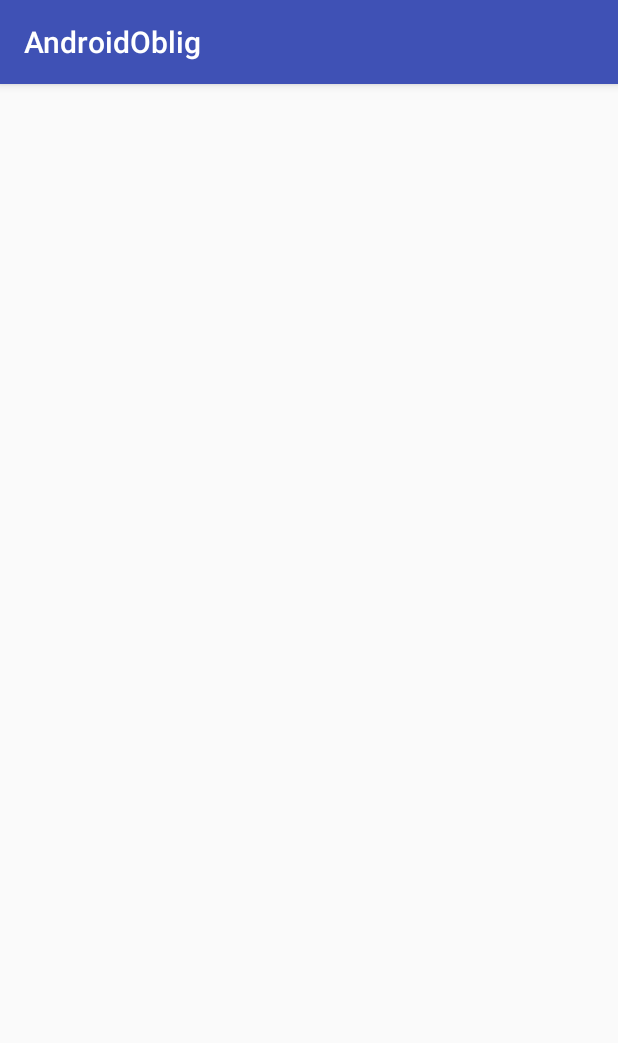
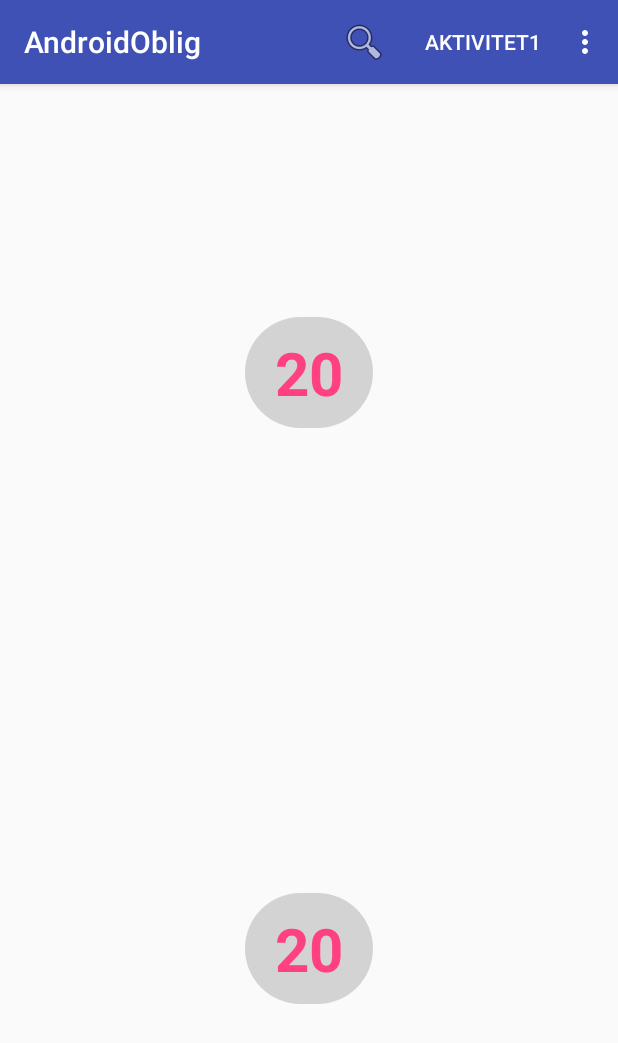
Before and after one commit to hrkristian/AndroidOblig, an Android app: the screen it shows after launch (MainActivity), on a phone screen of 412 x 824 dp. Shown: the top 1043 px of the screen. Run offline under Robolectric (Android 15) with nearby library versions, the phone set to English and light mode, and no system bars.

Commit message:
Forsøk på organisering av prosjektet, med eksempler

```diff
--- a/app/src/main/java/xyz/robertsen/androidoblig/MainActivity.java
+++ b/app/src/main/java/xyz/robertsen/androidoblig/MainActivity.java
@@ -2,12 +2,57 @@ package xyz.robertsen.androidoblig;
 
 import android.support.v7.app.AppCompatActivity;
 import android.os.Bundle;
+import android.view.Menu;
+import android.view.MenuItem;
 
+/**
+ * Hovedklassen til AndroidOblig
+ * ----------------- Dev info, fjernes før levering
+ * Opprettet 22. Feb - Kristian
+ * Endret ...
+ * -----------------
+ */
 public class MainActivity extends AppCompatActivity {
 
     @Override
     protected void onCreate(Bundle savedInstanceState) {
         super.onCreate(savedInstanceState);
         setContentView(R.layout.activity_main);
+
+
+    }
+
+    /**
+     * Overstyrer metoden ansvarlig for aktivitetens ActionBar
+     *
+     * ----------------- Dev info, fjernes før levering
+     * Begynt 22. Feb - Kristian
+     * Endret ...
+     * Endret ...
+     * -----------------
+     * @param menu
+     * @return
+     */
+    @Override
+    public boolean onCreateOptionsMenu(Menu menu) {
+        getMenuInflater().inflate(R.menu.action_menu_main, menu);
+
+        return super.onCreateOptionsMenu(menu);
+    }
+
+    /**
+     * Ment å starte en aktivitet fra menyen øverst
+     * todo- meningsfullt navn; må så endre ref i action_menu_main.xml
+     * @param item
+     */
+    public void spawnActivity1(MenuItem item) {
+    }
+
+    /**
+     * Ment å starte et fragment fra menyen øverst
+     * todo- meningsfullt navn; må så endre ref i action_menu_main.xml
+     * @param item
+     */
+    public void spawnFragment1(MenuItem item) {
     }
 }
--- /dev/null
+++ b/app/src/main/res/drawable/shape_main_lifebackground.xml
@@ -0,0 +1,8 @@
+<?xml version="1.0" encoding="utf-8"?>
+<shape xmlns:android="http://schemas.android.com/apk/res/android"
+    android:shape="rectangle">
+    <!--<stroke android:width="2dp" android:color="@color/main_lifeCounterBorder"/>-->
+    <solid android:color="@color/main_lifeCounterBackground"/>
+    <padding android:bottom="10dp" android:top="10dp" android:right="20dp" android:left="20dp"/>
+    <corners android:radius="100dp"/>
+</shape>
--- a/app/src/main/res/layout/activity_main.xml
+++ b/app/src/main/res/layout/activity_main.xml
@@ -6,4 +6,40 @@
     android:layout_height="match_parent"
     tools:context="xyz.robertsen.androidoblig.MainActivity">
 
+    <android.support.constraint.Guideline
+        android:id="@+id/guide_horizontal"
+        android:layout_width="wrap_content"
+        android:layout_height="wrap_content"
+        android:orientation="horizontal"
+        app:layout_constraintGuide_percent="0.5" />
+
+    <TextView
+        android:id="@+id/textView"
+        style="@style/main_LifeCounter"
+        android:layout_width="wrap_content"
+        android:layout_height="wrap_content"
+        android:layout_marginBottom="8dp"
+        android:layout_marginEnd="8dp"
+        android:layout_marginStart="8dp"
+        android:layout_marginTop="8dp"
+        android:text="@string/main_lifecounter_default"
+        app:layout_constraintBottom_toTopOf="@+id/guide_horizontal"
+        app:layout_constraintEnd_toEndOf="parent"
+        app:layout_constraintStart_toStartOf="parent"
+        app:layout_constraintTop_toTopOf="parent" />
+
+    <TextView
+        android:id="@+id/textView2"
+        style="@style/main_LifeCounter"
+        android:layout_width="wrap_content"
+        android:layout_height="wrap_content"
+        android:layout_marginBottom="8dp"
+        android:layout_marginEnd="8dp"
+        android:layout_marginStart="8dp"
+        android:layout_marginTop="8dp"
+        android:text="@string/main_lifecounter_default"
+        app:layout_constraintBottom_toBottomOf="parent"
+        app:layout_constraintEnd_toEndOf="parent"
+        app:layout_constraintStart_toStartOf="parent"
+        app:layout_constraintTop_toTopOf="@+id/guide_horizontal" />
 </android.support.constraint.ConstraintLayout>
--- /dev/null
+++ b/app/src/main/res/menu/action_menu_main.xml
@@ -0,0 +1,33 @@
+<?xml version="1.0" encoding="utf-8"?>
+<!-- Dev info, fjernes før levering
+
+ Opprettet 22. Feb - Kristian
+
+-->
+<menu xmlns:android="http://schemas.android.com/apk/res/android"
+    xmlns:app="http://schemas.android.com/apk/res-auto">
+
+    <!--
+        Skal starte en søke-aktivitet
+        Gjør ingenting. Må ha binds i manifest.xml, m.m.
+     -->
+    <item android:id="@+id/mainSearch"
+        android:title="@string/main_menu_search"
+        android:icon="@android:drawable/ic_menu_search"
+        app:showAsAction="collapseActionView|always"
+        app:actionViewClass="android.support.v7.widget.SearchView"
+    />
+    <!-- todo- nytt navn på onClick-metoden -->
+    <item android:id="@+id/spawnButton_Activity1"
+        android:title="@string/main_menu_activity1"
+        app:showAsAction="ifRoom"
+        android:onClick="spawnActivity1"
+    />
+    <!-- todo- nytt navn på onClick-metoden -->
+    <item android:id="@+id/spawnButton_Fragment1"
+        android:title="@string/main_menu_fragment1"
+        app:showAsAction="ifRoom"
+        android:onClick="spawnFragment1"
+    />
+
+</menu>
--- /dev/null
+++ b/app/src/main/res/values/colors_main.xml
@@ -0,0 +1,5 @@
+<?xml version="1.0" encoding="utf-8"?>
+<resources>
+    <color name="main_lifeCounterBackground">#4666</color>
+    <color name="main_lifeCounterBorder">#4f66</color>
+</resources>
--- /dev/null
+++ b/app/src/main/res/values/strings_main.xml
@@ -0,0 +1,9 @@
+<?xml version="1.0" encoding="utf-8"?>
+<resources>
+    <string name="main_menu_search">Søk</string>
+    <string name="main_menu_activity1">Aktivitet1</string>
+    <string name="main_menu_fragment1">Fragment1</string>
+
+    <string name="main_lifecounter_default">20</string>
+
+</resources>
--- /dev/null
+++ b/app/src/main/res/values/styles_main.xml
@@ -0,0 +1,9 @@
+<?xml version="1.0" encoding="utf-8"?>
+<resources>
+    <style name="main_LifeCounter">
+        <item name="android:textSize">40sp</item>
+        <item name="android:textStyle">bold</item>
+        <item name="android:textColor">@color/colorAccent</item>
+        <item name="android:background">@drawable/shape_main_lifebackground</item>
+    </style>
+</resources>
```
